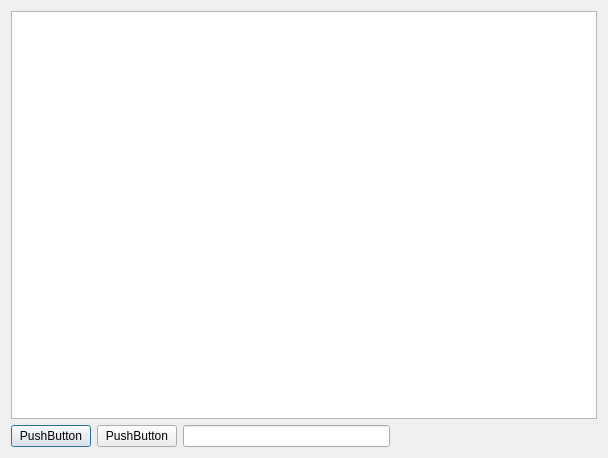
Before: the Qt Designer form CEditor/tab.ui in XiaoZheng2003/BIT-QT-IDE, drawn with Qt 5.
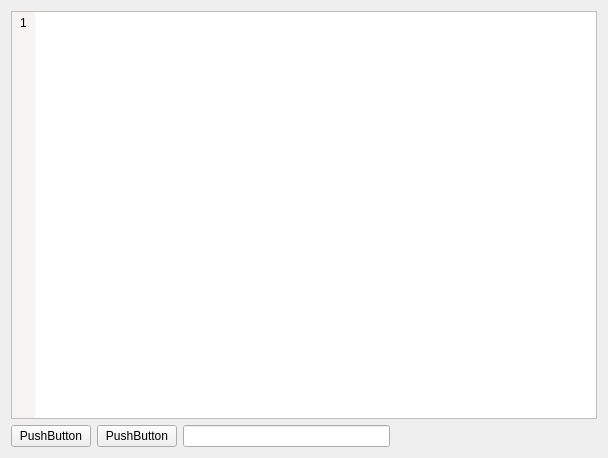
After: the same form once the commit is applied. Custom widgets are drawn as their Qt base class.

The edit to the form file:
```diff
--- a/CEditor/tab.ui
+++ b/CEditor/tab.ui
@@ -1,7 +1,7 @@
 <?xml version="1.0" encoding="UTF-8"?>
 <ui version="4.0">
  <class>Tab</class>
- <widget class="QDialog" name="Tab">
+ <widget class="QWidget" name="Tab">
   <property name="geometry">
    <rect>
     <x>0</x>
@@ -13,11 +13,98 @@
   <property name="windowTitle">
    <string>Dialog</string>
   </property>
-  <layout class="QVBoxLayout" name="verticalLayout_2">
+  <layout class="QVBoxLayout" name="verticalLayout">
    <item>
-    <layout class="QVBoxLayout" name="verticalLayout">
+    <layout class="QVBoxLayout" name="verticalLayout_2">
      <item>
-      <widget class="QPlainTextEdit" name="plainTextEdit"/>
+      <layout class="QHBoxLayout" name="horizontalLayout_5">
+       <property name="spacing">
+        <number>0</number>
+       </property>
+       <property name="rightMargin">
+        <number>0</number>
+       </property>
+       <item>
+        <widget class="QListWidget" name="lineNumberArea">
+         <property name="sizePolicy">
+          <sizepolicy hsizetype="Expanding" vsizetype="Expanding">
+           <horstretch>0</horstretch>
+           <verstretch>0</verstretch>
+          </sizepolicy>
+         </property>
+         <property name="maximumSize">
+          <size>
+           <width>24</width>
+           <height>16777215</height>
+          </size>
+         </property>
+         <property name="autoFillBackground">
+          <bool>false</bool>
+         </property>
+         <property name="styleSheet">
+          <string notr="true">background-color: rgb(246, 245, 244);
+border:1px solid rgb(192, 191, 188);
+border-right:none;
+padding-top:4px;</string>
+         </property>
+         <property name="frameShape">
+          <enum>QFrame::NoFrame</enum>
+         </property>
+         <property name="verticalScrollBarPolicy">
+          <enum>Qt::ScrollBarAlwaysOff</enum>
+         </property>
+         <property name="horizontalScrollBarPolicy">
+          <enum>Qt::ScrollBarAlwaysOff</enum>
+         </property>
+         <property name="sizeAdjustPolicy">
+          <enum>QAbstractScrollArea::AdjustIgnored</enum>
+         </property>
+         <property name="resizeMode">
+          <enum>QListView::Fixed</enum>
+         </property>
+         <property name="itemAlignment">
+          <set>Qt::AlignCenter</set>
+         </property>
+         <item>
+          <property name="text">
+           <string>1</string>
+          </property>
+          <property name="textAlignment">
+           <set>AlignCenter</set>
+          </property>
+         </item>
+        </widget>
+       </item>
+       <item>
+        <widget class="CodeEditor" name="plainTextEdit">
+         <property name="sizePolicy">
+          <sizepolicy hsizetype="Expanding" vsizetype="Expanding">
+           <horstretch>0</horstretch>
+           <verstretch>0</verstretch>
+          </sizepolicy>
+         </property>
+         <property name="maximumSize">
+          <size>
+           <width>16777214</width>
+           <height>16777215</height>
+          </size>
+         </property>
+         <property name="autoFillBackground">
+          <bool>true</bool>
+         </property>
+         <property name="styleSheet">
+          <string notr="true">border:1px solid rgb(192, 191, 188);
+border-left:none;</string>
+         </property>
+         <property name="frameShape">
+          <enum>QFrame::NoFrame</enum>
+         </property>
+         <property name="lineWrapMode">
+          <enum>QPlainTextEdit::NoWrap</enum>
+         </property>
+        </widget>
+       </item>
+      </layout>
      </item>
      <item>
       <layout class="QHBoxLayout" name="horizontalLayout">
@@ -57,6 +144,13 @@
    </item>
   </layout>
  </widget>
+ <customwidgets>
+  <customwidget>
+   <class>CodeEditor</class>
+   <extends>QPlainTextEdit</extends>
+   <header location="global">codeeditor.h</header>
+  </customwidget>
+ </customwidgets>
  <resources/>
  <connections/>
 </ui>
```
